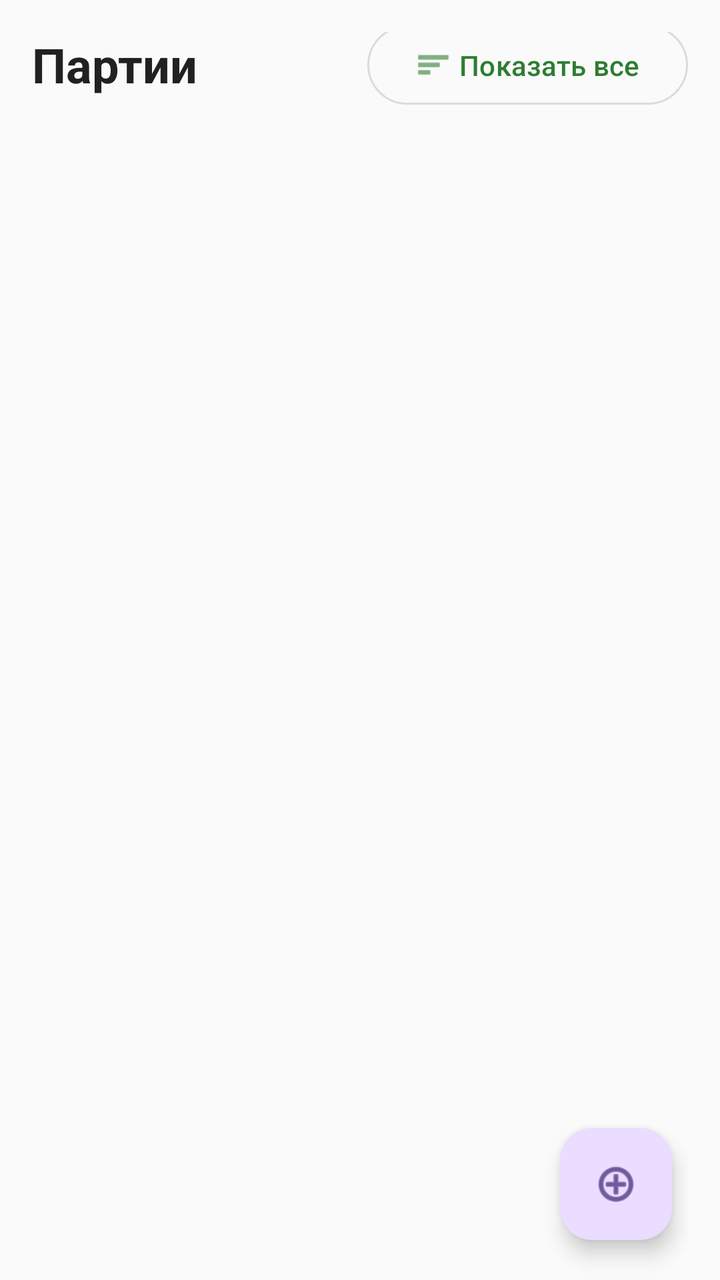
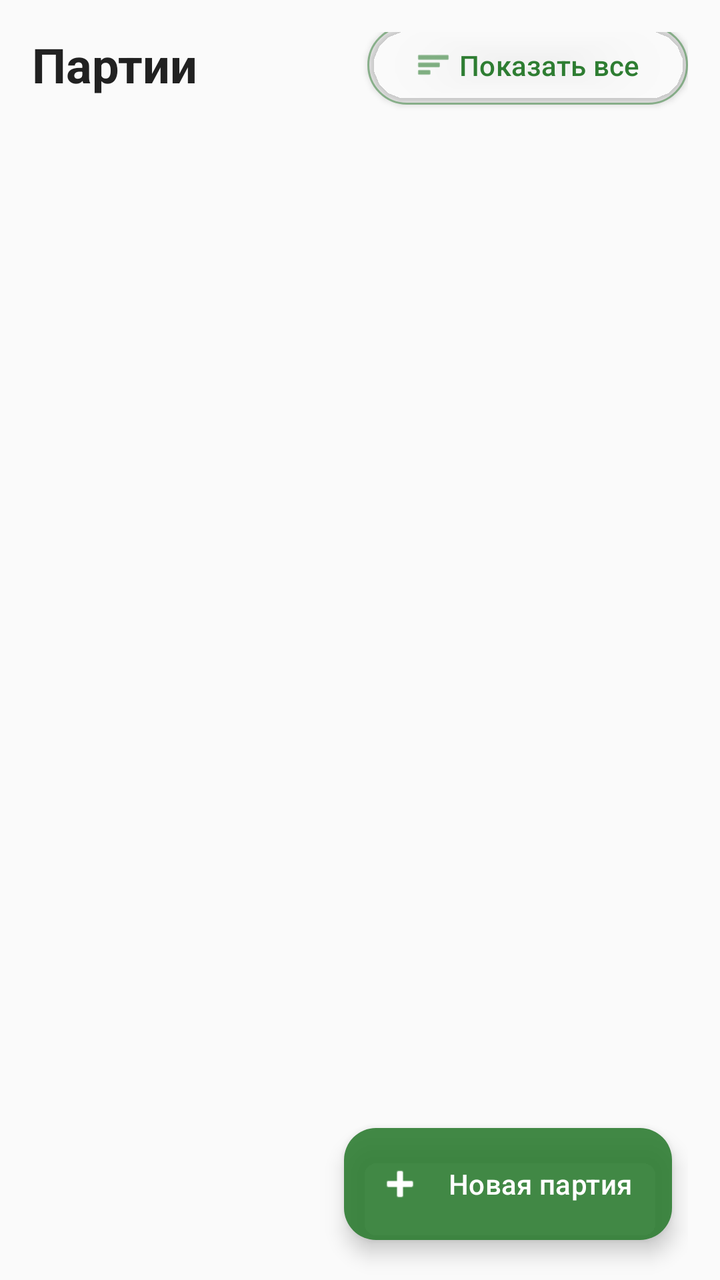

An Android layout rendered at two revisions. The XML below is the earlier revision; the diff shows what the commit changed to produce the second picture.
<!-- AndroidManifest.xml: application theme Theme.FastScan -->
<!-- res/layout/fragment_party.xml -->
<?xml version="1.0" encoding="utf-8"?>
<androidx.constraintlayout.widget.ConstraintLayout xmlns:android="http://schemas.android.com/apk/res/android"
    xmlns:app="http://schemas.android.com/apk/res-auto"
    android:layout_width="match_parent"
    android:layout_height="match_parent"
    android:background="@color/app_background"
    android:paddingStart="16dp"
    android:paddingTop="16dp"
    android:paddingEnd="16dp">

    <TextView
        android:id="@+id/tvTitle"
        android:layout_width="0dp"
        android:layout_height="wrap_content"
        android:text="@string/parties"
        android:textColor="@color/app_text_primary"
        android:textSize="24sp"
        android:textStyle="bold"
        app:layout_constraintEnd_toStartOf="@id/btnToggleFilter"
        app:layout_constraintStart_toStartOf="parent"
        app:layout_constraintTop_toTopOf="parent" />

    <com.google.android.material.button.MaterialButton
        android:id="@+id/btnToggleFilter"
        style="@style/Widget.Material3.Button.OutlinedButton"
        android:layout_width="wrap_content"
        android:layout_height="wrap_content"
        android:text="@string/show_all"
        android:textAllCaps="false"
        app:icon="@android:drawable/ic_menu_sort_by_size"
        app:iconGravity="textStart"
        app:layout_constraintBottom_toBottomOf="@id/tvTitle"
        app:layout_constraintEnd_toEndOf="parent"
        app:layout_constraintTop_toTopOf="@id/tvTitle" />

    <ProgressBar
        android:id="@+id/progressBar"
        android:layout_width="wrap_content"
        android:layout_height="wrap_content"
        android:visibility="gone"
        app:layout_constraintTop_toTopOf="parent"
        app:layout_constraintBottom_toBottomOf="parent"
        app:layout_constraintStart_toStartOf="parent"
        app:layout_constraintEnd_toEndOf="parent" />

    <TextView
        android:id="@+id/tvNoParties"
        android:layout_width="0dp"
        android:layout_height="wrap_content"
        android:gravity="center"
        android:text="@string/no_open_parties"
        android:textColor="@color/app_text_secondary"
        android:textSize="18sp"
        android:visibility="gone"
        app:layout_constraintBottom_toBottomOf="parent"
        app:layout_constraintEnd_toEndOf="parent"
        app:layout_constraintStart_toStartOf="parent"
        app:layout_constraintTop_toBottomOf="@id/btnToggleFilter" />

    <androidx.recyclerview.widget.RecyclerView
        android:id="@+id/rvParties"
        android:layout_width="0dp"
        android:layout_height="0dp"
        android:layout_marginTop="12dp"
        android:clipToPadding="false"
        android:paddingBottom="96dp"
        app:layout_constraintBottom_toBottomOf="parent"
        app:layout_constraintEnd_toEndOf="parent"
        app:layout_constraintStart_toStartOf="parent"
        app:layout_constraintTop_toBottomOf="@id/btnToggleFilter" />

    <com.google.android.material.floatingactionbutton.FloatingActionButton
        android:id="@+id/fabCreateParty"
        android:layout_width="wrap_content"
        android:layout_height="wrap_content"
        android:layout_marginEnd="8dp"
        android:layout_marginBottom="20dp"
        android:contentDescription="@string/create"
        android:src="@android:drawable/ic_menu_add"
        app:layout_constraintBottom_toBottomOf="parent"
        app:layout_constraintEnd_toEndOf="parent" />

</androidx.constraintlayout.widget.ConstraintLayout>
<!-- resources referenced by this layout -->
<resources>
  <color name="app_background">#FAFAFA</color>
  <color name="app_text_primary">#212121</color>
  <color name="app_text_secondary">#616161</color>
  <string name="create">Создать</string>
  <string name="no_open_parties">Нет открытых партий</string>
  <string name="parties">Партии</string>
  <string name="show_all">Показать все</string>
  <style name="Theme.FastScan" parent="Theme.Material3.DayNight.NoActionBar">
  
          
          <item name="colorPrimary">@color/app_primary</item>
          <item name="colorPrimaryVariant">@color/app_primary_dark</item>
          <item name="colorOnPrimary">@color/app_on_primary</item>
  
          <item name="colorSecondary">@color/app_primary</item>
          <item name="colorOnSecondary">@color/app_on_primary</item>
          <item name="colorSurface">@color/app_surface</item>
          <item name="colorOnSurface">@color/app_text_primary</item>
          <item name="colorOnSurfaceVariant">@color/app_text_secondary</item>
          <item name="colorOutline">@color/card_stroke</item>
          <item name="android:colorBackground">@color/app_background</item>
          <item name="android:windowBackground">@color/app_background</item>
          <item name="android:navigationBarColor">@color/app_surface</item>
  
          
          <item name="android:statusBarColor">@color/app_primary_dark</item>
          <item name="android:windowLightStatusBar">false</item>
  
      </style>
  <color name="app_primary">#2E7D32</color>
  <color name="app_primary_dark">#1B5E20</color>
  <color name="app_on_primary">#FFFFFF</color>
  <color name="app_surface">#FFFFFF</color>
  <color name="card_stroke">#D7DDD8</color>
</resources>

<!-- the commit's change to res/layout/fragment_party.xml (unified diff, before → after) -->
@@ -25,12 +25,15 @@
         style="@style/Widget.Material3.Button.OutlinedButton"
         android:layout_width="wrap_content"
         android:layout_height="wrap_content"
+        android:elevation="2dp"
         android:text="@string/show_all"
         android:textAllCaps="false"
+        app:iconTint="@color/app_primary"
         app:icon="@android:drawable/ic_menu_sort_by_size"
         app:iconGravity="textStart"
         app:layout_constraintBottom_toBottomOf="@id/tvTitle"
         app:layout_constraintEnd_toEndOf="parent"
+        app:strokeColor="@color/action_button_outline"
         app:layout_constraintTop_toTopOf="@id/tvTitle" />
 
     <ProgressBar
@@ -69,14 +72,19 @@
         app:layout_constraintStart_toStartOf="parent"
         app:layout_constraintTop_toBottomOf="@id/btnToggleFilter" />
 
-    <com.google.android.material.floatingactionbutton.FloatingActionButton
+    <com.google.android.material.floatingactionbutton.ExtendedFloatingActionButton
         android:id="@+id/fabCreateParty"
         android:layout_width="wrap_content"
         android:layout_height="wrap_content"
         android:layout_marginEnd="8dp"
         android:layout_marginBottom="20dp"
-        android:contentDescription="@string/create"
-        android:src="@android:drawable/ic_menu_add"
+        android:contentDescription="@string/create_party"
+        android:elevation="8dp"
+        android:text="@string/create_party"
+        android:textColor="@color/action_button_text"
+        app:backgroundTint="@color/action_button_background"
+        app:icon="@android:drawable/ic_input_add"
+        app:iconTint="@color/action_button_text"
         app:layout_constraintBottom_toBottomOf="parent"
         app:layout_constraintEnd_toEndOf="parent" />
 
<!-- resource entries referenced after the edit -->
@@ -1,9 +1,12 @@
 <!-- resources referenced by this layout -->
 <resources>
+  <color name="action_button_background">#E62E7D32</color>
+  <color name="action_button_outline">#802E7D32</color>
+  <color name="action_button_text">#FFFFFF</color>
   <color name="app_background">#FAFAFA</color>
   <color name="app_text_primary">#212121</color>
   <color name="app_text_secondary">#616161</color>
-  <string name="create">Создать</string>
+  <string name="create_party">Новая партия</string>
   <string name="no_open_parties">Нет открытых партий</string>
   <string name="parties">Партии</string>
   <string name="show_all">Показать все</string>
